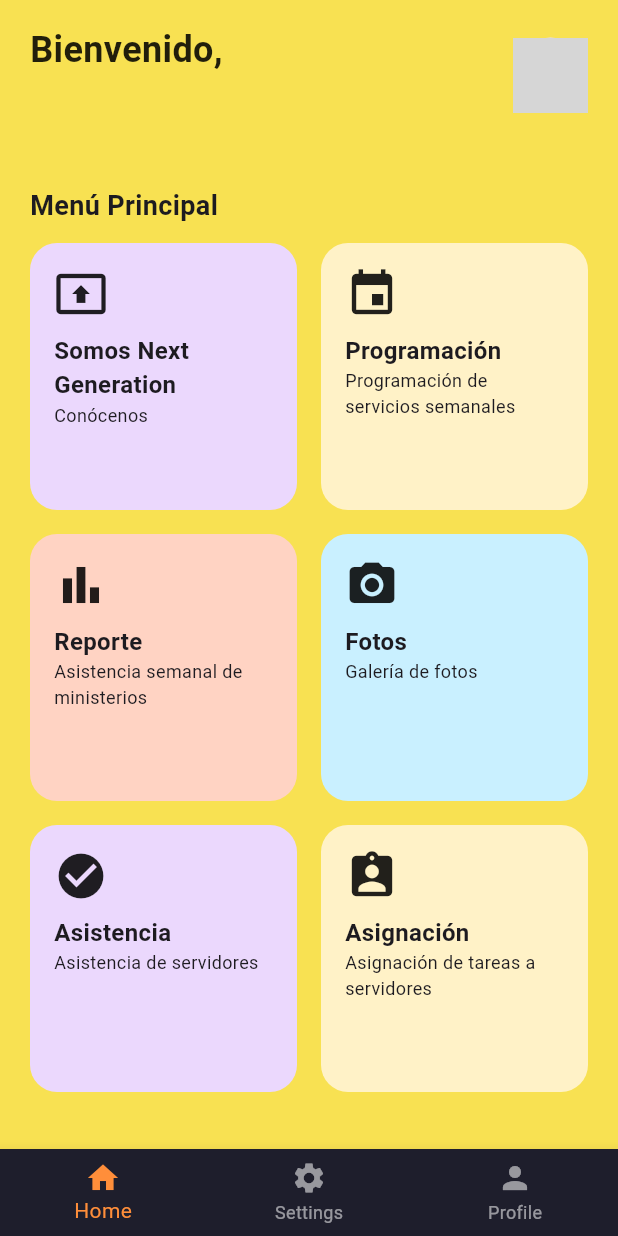
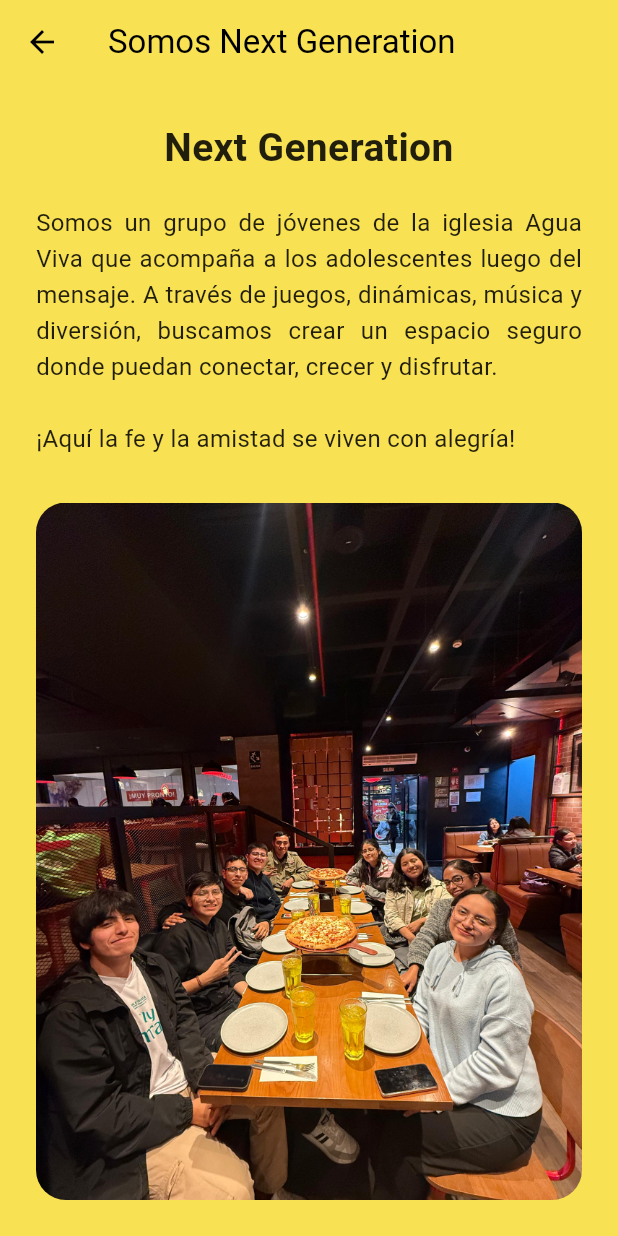
Before and after one commit to YorklinPunk/next_generation_app, a Flutter app: the PrincipalScreen screen opened directly with empty values, after a tap on "Somos Next Generation", on a phone screen of 412 x 824 dp. Run offline on Flutter 3.47's test engine with Material 3 defaults, Android fonts, the phone set to English and light mode, and no system bars; our stand-ins replace dio, dropdown_button2, lottie; missing offline and left inert: mongo_dart; grey boxes are pictures that could not be loaded.

Commit message:
presentación y programación

```diff
--- /dev/null
+++ b/lib/screens/principal_menu/weare_screen.dart
@@ -0,0 +1,57 @@
+import 'package:flutter/material.dart';
+
+class WeAreScreen extends StatelessWidget {
+  const WeAreScreen({super.key});
+
+  @override
+  Widget build(BuildContext context) {
+    return Scaffold(
+      backgroundColor: const Color(0xFFf8e152),
+      appBar: AppBar(
+        title: const Text("Somos Next Generation", style: TextStyle(color: Colors.black)),
+        backgroundColor: const Color(0xFFf8e152),
+        elevation: 0,
+        iconTheme: const IconThemeData(color: Colors.black),
+      ),
+      body: Padding(
+        padding: const EdgeInsets.all(24.0),
+        child: Column(
+          children: [
+            const Text(
+              "Next Generation",
+              style: TextStyle(
+                fontSize: 26,
+                fontWeight: FontWeight.bold,
+                color: Colors.black87,
+              ),
+              textAlign: TextAlign.center,
+            ),
+            const SizedBox(height: 20),
+            const Text(
+              "Somos un grupo de jóvenes de la iglesia Agua Viva que acompaña a los adolescentes luego del mensaje. "
+              "A través de juegos, dinámicas, música y diversión, buscamos crear un espacio seguro donde puedan "
+              "conectar, crecer y disfrutar.\n\n¡Aquí la fe y la amistad se viven con alegría!",
+              style: TextStyle(
+                fontSize: 16,
+                color: Colors.black87,
+                height: 1.5,
+              ),
+              textAlign: TextAlign.justify,
+            ),
+            const SizedBox(height: 30),
+            Expanded(
+              child: ClipRRect(
+                borderRadius: BorderRadius.circular(20),
+                child: Image.asset(
+                  'assets/images/group_photo.jpg', // Asegúrate de tener esta imagen en assets
+                  fit: BoxFit.cover,
+                  width: double.infinity,
+                ),
+              ),
+            ),
+          ],
+        ),
+      ),
+    );
+  }
+}
--- a/lib/screens/principal_screen.dart
+++ b/lib/screens/principal_screen.dart
@@ -1,5 +1,7 @@
 import 'package:flutter/material.dart';
 import 'package:next_generation_app/models/user_model.dart';
+import 'package:next_generation_app/screens/principal_menu/weare_screen.dart';
+import 'package:next_generation_app/screens/principal_menu/programming_screen.dart';
 
 class PrincipalScreen extends StatelessWidget {
   final UserModel user;
@@ -68,7 +70,10 @@ class PrincipalScreen extends StatelessWidget {
                       color: const Color(0xFFEBD8FD),
                       icon: Icons.present_to_all,
                       onTap: () {
-                        Navigator.pushNamed(context, "/smartTv");
+                        Navigator.push(
+                          context,
+                          MaterialPageRoute(builder: (context) => const WeAreScreen()),
+                        );
                       },
                     ),
                     // _smartCard(
@@ -88,7 +93,10 @@ class PrincipalScreen extends StatelessWidget {
                       color: const Color(0xFFFFF2C7),
                       icon: Icons.event,
                       onTap: () {
-                        Navigator.pushNamed(context, "/audioSystem");
+                        Navigator.push(
+                          context,
+                          MaterialPageRoute(builder: (context) => const ProgrammingScreen()),
+                        );
                       },
                     ),
                     _smartCard(
@@ -127,6 +135,16 @@ class PrincipalScreen extends StatelessWidget {
                       subtitle: "Asignación de tareas a servidores",
                       color: const Color(0xFFFFF2C7),
                       icon: Icons.assignment_ind,
+                      onTap: () {
+                        Navigator.pushNamed(context, "/heatingSystem");
+                      },
+                    ),
+                    _smartCard(
+                      context,
+                      title: "Anuncios",
+                      subtitle: "Anuncios semanales",
+                      color: const Color(0xFFC9F0FF),
+                      icon: Icons.campaign,
                       onTap: () {
                         Navigator.pushNamed(context, "/heatingSystem");
                       },
--- a/lib/utils/dialog_helper.dart
+++ b/lib/utils/dialog_helper.dart
@@ -83,7 +83,7 @@ String _getText(int code) {
     case 2:
       return 'Error';
     case 3:
-      return 'Canlelado';
+      return 'Cancelado';
     default:
       return 'Información';
   }
--- a/pubspec.yaml
+++ b/pubspec.yaml
@@ -71,6 +71,7 @@ flutter:
     - assets/images/logo.png
     - assets/images/logo_1.png
     - assets/images/image.png
+    - assets/images/group_photo.jpg
 
   # An image asset can refer to one or more resolution-specific "variants", see
   # https://flutter.dev/assets-and-images/#resolution-aware
```
Also changed, not shown: lib/db/mongo_database.dart (+28 -0 lines), lib/models/programming_model.dart (added, +19 -0 lines), lib/screens/principal_menu/programming_screen.dart (added, +72 -0 lines), assets/images/group_photo.jpg (added), lib/screens/assignment_screen.dart (deleted), lib/screens/photos_sreen.dart (deleted), lib/screens/principal_menu/programming_scree.dart (deleted), lib/screens/programming_scree.dart (deleted), lib/screens/services_screen.dart (deleted).
